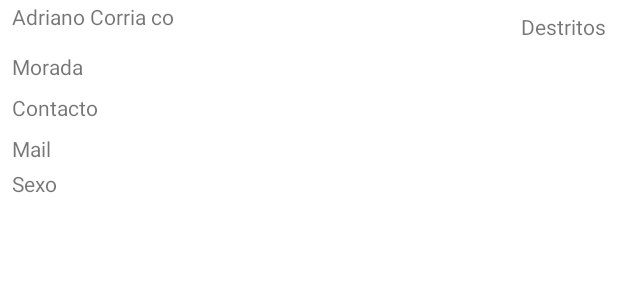
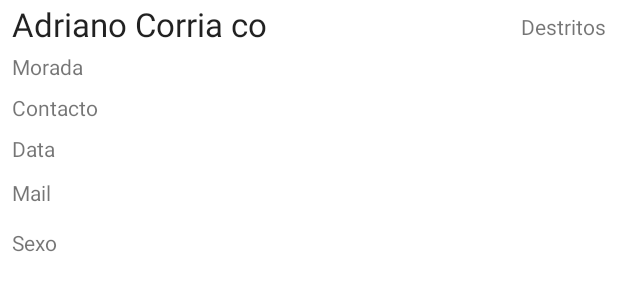
Before and after one commit to Adriano1995-meni/AppBdCovid, an Android app: the layout item_enfermeiros.xml on its own in the app's theme, with its tools: preview values and no code run, on a phone screen of 412 x 824 dp. Shown: the top 300 px of the screen. Run offline under Robolectric (Android 15) with nearby library versions, the phone set to English and light mode, and no system bars.

```diff
--- a/app/src/main/java/ar/adriano/apbdcovid2021/AdapterEnfermeiros.kt
+++ b/app/src/main/java/ar/adriano/apbdcovid2021/AdapterEnfermeiros.kt
@@ -20,7 +20,7 @@ class AdapterEnfermeiros (val fragment: ListaEnfermeirosFragment) : RecyclerView
         private val textViewSexo = itemView.findViewById<TextView>(R.id.textViewSexo)
         private val textViewMorada = itemView.findViewById<TextView>(R.id.textViewMorada)
         private val textViewContacto = itemView.findViewById<TextView>(R.id.textViewContacto)
-       // private val textViewData = itemView.findViewById<TextView>(R.id.textViewDataTeste)
+        private val textViewData = itemView.findViewById<TextView>(R.id.textViewData)
         private var textViewEmail=itemView.findViewById<TextView>(R.id.textViewEmail)
         private val textViewDestrito = itemView.findViewById<TextView>(R.id.textViewDestritos)
 
@@ -38,7 +38,7 @@ class AdapterEnfermeiros (val fragment: ListaEnfermeirosFragment) : RecyclerView
             textViewNome.text = enfermeiro.nome
             textViewSexo.text = enfermeiro.sexo
             textViewContacto.text = enfermeiro.contacto
-         //  textViewData.text = enfermeiro.data.toString()
+          textViewData.text = enfermeiro.data.toString()
             textViewMorada.text = enfermeiro.Morada
             textViewEmail.text = enfermeiro.Mail
             textViewDestrito.text = enfermeiro.nomeCategoria
--- a/app/src/main/java/ar/adriano/apbdcovid2021/MainActivity.kt
+++ b/app/src/main/java/ar/adriano/apbdcovid2021/MainActivity.kt
@@ -55,7 +55,7 @@ class MainActivity : AppCompatActivity() {
             else -> when(menuAtual) {
                 R.menu.menu_lista_enfermeiro -> (DadosApp.fragment as ListaEnfermeirosFragment).processaOpcaoDeMenu(item)
                 R.menu.menu_novo_enfermeiro ->( DadosApp.fragment as NovoEnfermeiroFragment).processaOpcaoMenu(item)
-                R.menu.menu_novo_enfermeiro ->(DadosApp.fragment as EditaEnfermeirosFragment).processaOpcaoMenu(item)
+                R.menu.menu_editar_enfermeiros->(DadosApp.fragment as EditaEnfermeirosFragment).processaOpcaoMenu(item)
                 else -> false
             }
         }
--- a/app/src/main/java/ar/adriano/apbdcovid2021/NovoEnfermeiroFragment.kt
+++ b/app/src/main/java/ar/adriano/apbdcovid2021/NovoEnfermeiroFragment.kt
@@ -139,7 +139,7 @@ class NovoEnfermeiroFragment : Fragment(), LoaderManager.LoaderCallbacks<Cursor>
     fun processaOpcaoMenu(item: MenuItem): Boolean {
         when (item.itemId) {
             R.id.action_guardar_novo_enfermeiro-> guardar()
-            R.id.action_cancelar_novo_livro -> navegaListaEnfermeiro()
+            R.id.action_cancelar_novo_enfermeiro -> navegaListaEnfermeiro()
             else -> return false
         }
 
--- a/app/src/main/res/layout/item_enfermeiros.xml
+++ b/app/src/main/res/layout/item_enfermeiros.xml
@@ -14,6 +14,7 @@
         android:layout_marginTop="16dp"
         android:layout_marginEnd="@dimen/margem_Campos"
         android:layout_marginRight="@dimen/margem_Campos"
+        android:textAppearance="@style/TextAppearance.AppCompat.Large"
         app:layout_constraintBottom_toBottomOf="@+id/textViewDestritos"
         app:layout_constraintEnd_toStartOf="@+id/textViewDestritos"
         app:layout_constraintHorizontal_bias="0.0"
@@ -41,18 +42,19 @@
 
     <TextView
         android:id="@+id/textViewEmail"
-        android:layout_width="wrap_content"
-        android:layout_height="23dp"
+        android:layout_width="53dp"
+        android:layout_height="25dp"
         android:layout_marginTop="@dimen/margem_Campos"
         android:textSize="14sp"
-        app:layout_constraintStart_toStartOf="@+id/textViewContacto"
-        app:layout_constraintTop_toBottomOf="@+id/textViewContacto"
+        app:layout_constraintStart_toStartOf="@+id/textViewData"
+        app:layout_constraintTop_toBottomOf="@+id/textViewData"
         tools:text="Mail" />
 
     <TextView
         android:id="@+id/textViewSexo"
-        android:layout_width="wrap_content"
-        android:layout_height="0dp"
+        android:layout_width="40dp"
+        android:layout_height="20dp"
+        android:layout_marginTop="@dimen/margem_Campos"
         app:layout_constraintStart_toStartOf="@+id/textViewEmail"
         app:layout_constraintTop_toBottomOf="@+id/textViewEmail"
         tools:text="Sexo" />
@@ -68,4 +70,13 @@
         app:layout_constraintTop_toTopOf="parent"
         tools:text="Destritos" />
 
+    <TextView
+        android:id="@+id/textViewData"
+        android:layout_width="59dp"
+        android:layout_height="21dp"
+        android:layout_marginTop="@dimen/margem_Campos"
+        app:layout_constraintStart_toStartOf="@+id/textViewContacto"
+        app:layout_constraintTop_toBottomOf="@+id/textViewContacto"
+        tools:text="Data" />
+
 </androidx.constraintlayout.widget.ConstraintLayout>
--- a/app/src/main/res/menu/menu_eliminar_enfermeirros.xml
+++ b/app/src/main/res/menu/menu_eliminar_enfermeirros.xml
@@ -3,7 +3,7 @@
     xmlns:android="http://schemas.android.com/apk/res/android">
 
     <item
-        android:id="@+id/action_confirma_eliminar_livro"
+        android:id="@+id/action_confirma_eliminar_enfermeiro"
         android:icon="@android:drawable/ic_menu_delete"
         android:title="@string/eliminar_enfermeiro"
         app:showAsAction="ifRoom" />
--- a/app/src/main/res/menu/menu_novo_enfermeiro.xml
+++ b/app/src/main/res/menu/menu_novo_enfermeiro.xml
@@ -8,7 +8,7 @@
         android:title="@string/guardar"
         app:showAsAction="ifRoom" />
     <item
-        android:id="@+id/action_cancelar_novo_livro"
+        android:id="@+id/action_cancelar_novo_enfermeiro"
         android:icon="@android:drawable/ic_menu_close_clear_cancel"
         android:title="@string/cancelar"
         app:showAsAction="ifRoom" />
```
Also changed, not shown: app/src/main/java/ar/adriano/apbdcovid2021/EditaEnfermeirosFragment.kt (+32 -10 lines), 1 other file.
